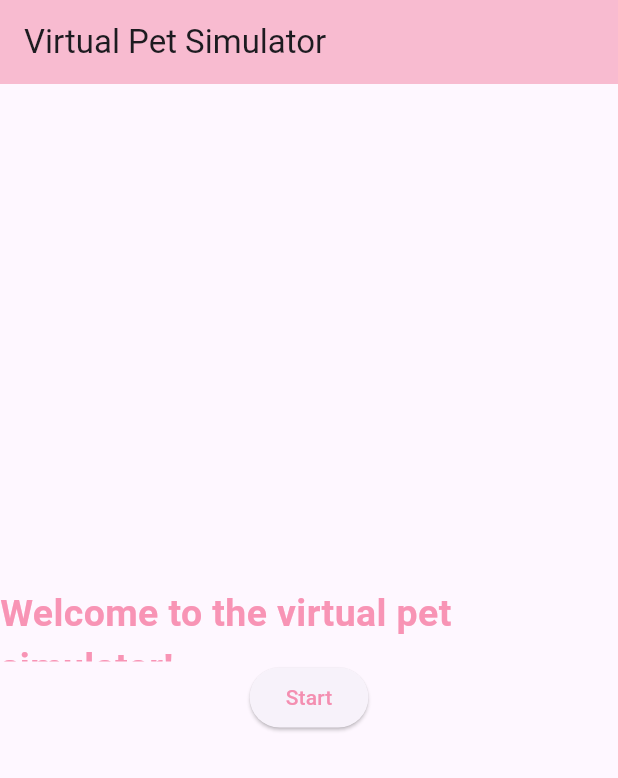
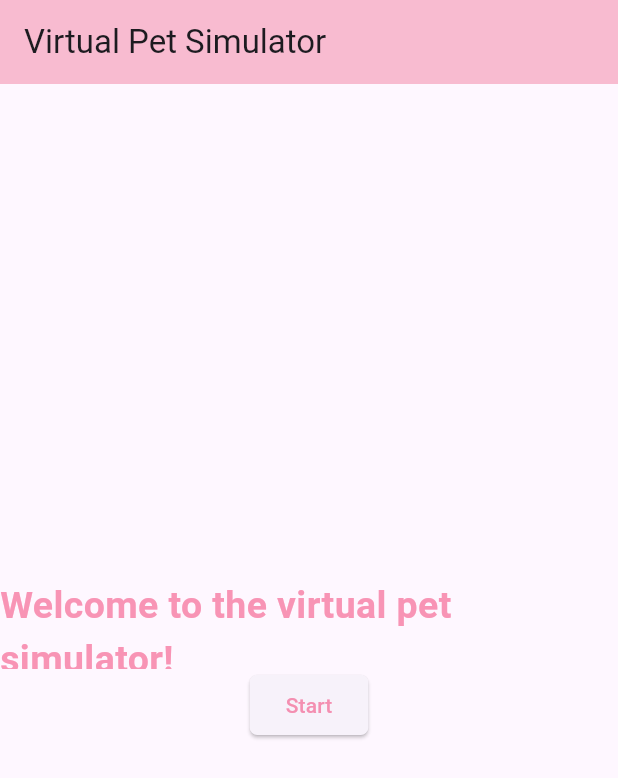
Before and after one commit to vannisas/flutter_application_6, a Flutter app: the screen it shows after launch, on a phone screen of 412 x 824 dp. Shown: the top 778 px of the screen. Run offline on Flutter 3.47's test engine with Material 3 defaults, Android fonts, the phone set to English and light mode, and no system bars.

Commit message:
editing button shape

```diff
--- a/lib/main.dart
+++ b/lib/main.dart
@@ -27,7 +27,7 @@ class HomeScreen extends StatelessWidget {
         mainAxisAlignment: MainAxisAlignment.center,
         children: [
           SizedBox(
-            height: 50,
+            height: 60,
             child: Text("Welcome to the virtual pet simulator!",
           style: TextStyle(fontSize: 25, fontWeight: FontWeight.w600, color: const Color.fromARGB(255, 248, 148, 181)),
             ),
@@ -37,6 +37,9 @@ class HomeScreen extends StatelessWidget {
               onPressed: () {
                 _navigateToNextPage(context);
               },
+              style: ElevatedButton.styleFrom(
+                shape: RoundedRectangleBorder(borderRadius: BorderRadius.circular(5)),
+              ),
               child: Text("Start", style: TextStyle(color: Colors.pink[200])),
             ),
           ),
```
